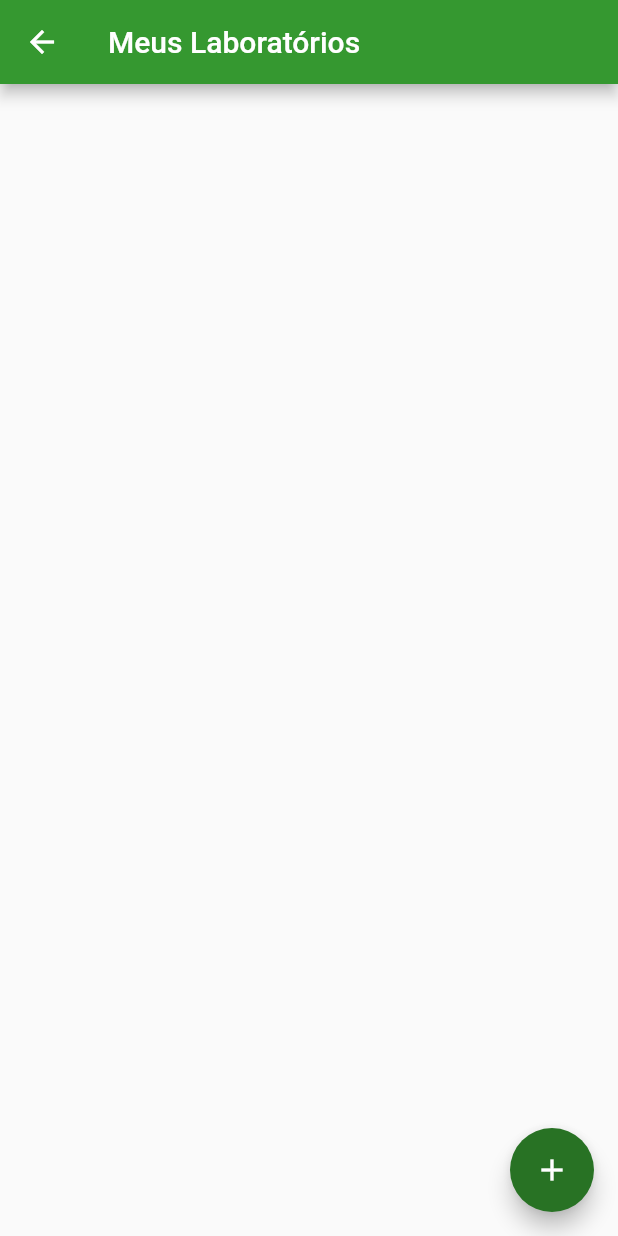
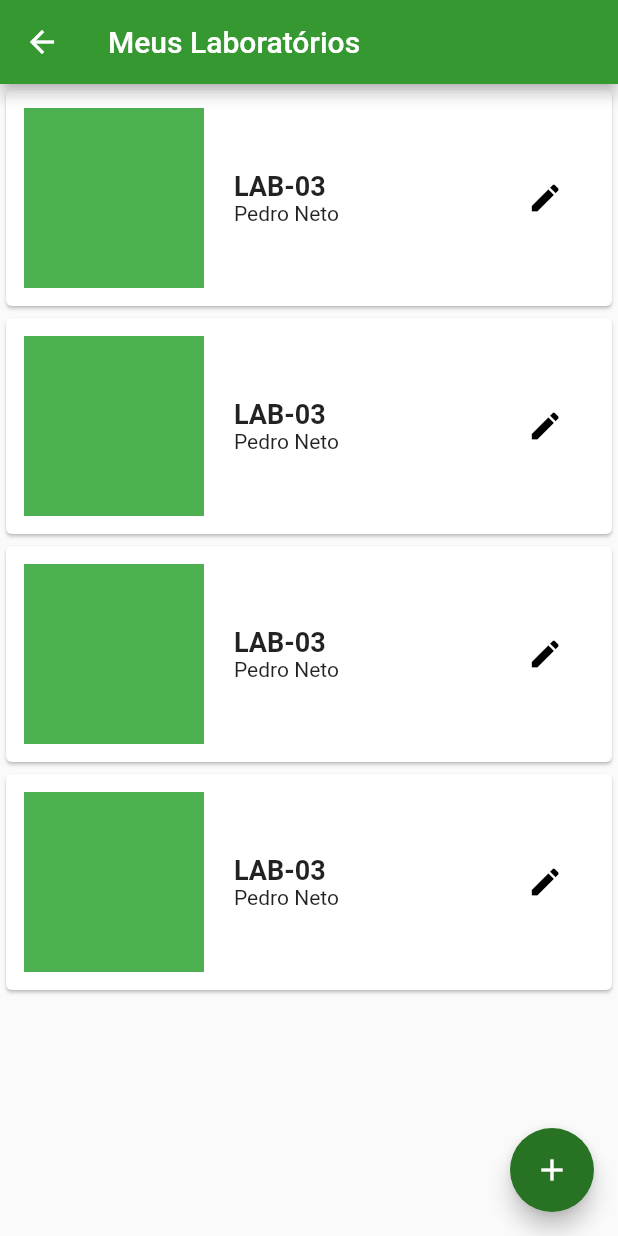
Before and after one commit to gustavo-silvalara/infolab-app, a Flutter app: the MeusLaboratorios screen opened by its route, on a phone screen of 412 x 824 dp. Run offline on Flutter 3.47's test engine with Material 2 defaults, Android fonts, the phone set to English and light mode, and no system bars; our stand-ins replace firebase_auth; accounts and stored records are empty.

Commit message:
tela de meus laboratorios

```diff
--- a/lib/RouteGenerator.dart
+++ b/lib/RouteGenerator.dart
@@ -3,6 +3,7 @@ import 'package:flutter/material.dart';
 import 'package:infolab_app/views/Laboratorios.dart';
 import 'package:infolab_app/views/Login.dart';
 import 'package:infolab_app/views/MeusLaboratorios.dart';
+import 'package:infolab_app/views/NovoLaboratorio.dart';
 
 class RouteGenerator {
   static Route<dynamic> generateRoute(RouteSettings settings) {
@@ -20,6 +21,10 @@ class RouteGenerator {
       case '/meus-laboratorios':
         return MaterialPageRoute(
           builder: (_) => MeusLaboratorios(),
+        );
+      case '/novo-laboratorio':
+        return MaterialPageRoute(
+          builder: (_) => NovoLaboratorio(),
         );
       default:
         _erroRota();
--- a/lib/views/Login.dart
+++ b/lib/views/Login.dart
@@ -1,7 +1,7 @@
 import 'package:flutter/material.dart';
 import 'package:infolab_app/models/Usuario.dart';
-import 'package:infolab_app/views/CustomInput.dart';
 import 'package:firebase_auth/firebase_auth.dart';
+import 'package:infolab_app/views/widgets/CustomInput.dart';
 
 class Login extends StatefulWidget {
   @override
--- a/lib/views/MeusLaboratorios.dart
+++ b/lib/views/MeusLaboratorios.dart
@@ -1,4 +1,5 @@
 import 'package:flutter/material.dart';
+import 'package:infolab_app/views/widgets/ItemLaboratorio.dart';
 
 class MeusLaboratorios extends StatefulWidget {
   @override
@@ -19,7 +20,12 @@ class _MeusLaboratoriosState extends State<MeusLaboratorios> {
           Navigator.pushNamed(context, '/novo-laboratorio');
         },
       ),
-      body: Container(),
+      body: ListView.builder(
+        itemCount: 4,
+        itemBuilder: (_, indice) {
+          return ItemLaboratorio();
+        },
+      ),
     );
   }
 }
--- a/lib/views/NovoLaboratorio.dart
+++ b/lib/views/NovoLaboratorio.dart
@@ -0,0 +1,17 @@
+import 'package:flutter/material.dart';
+
+class NovoLaboratorio extends StatefulWidget {
+  @override
+  _NovoLaboratorioState createState() => _NovoLaboratorioState();
+}
+
+class _NovoLaboratorioState extends State<NovoLaboratorio> {
+  @override
+  Widget build(BuildContext context) {
+    return Scaffold(
+      appBar: AppBar(
+        title: Text('Novo Labot'),
+      ),
+    );
+  }
+}
--- /dev/null
+++ b/lib/views/widgets/ItemLaboratorio.dart
@@ -0,0 +1,52 @@
+import 'package:flutter/material.dart';
+
+class ItemLaboratorio extends StatelessWidget {
+  @override
+  Widget build(BuildContext context) {
+    return GestureDetector(
+      onTap: () {},
+      child: Card(
+        child: Padding(
+          padding: EdgeInsets.all(12),
+          child: Row(
+            children: <Widget>[
+              SizedBox(
+                width: 120,
+                height: 120,
+                child: Container(
+                  color: Colors.green,
+                ),
+              ),
+              Expanded(
+                flex: 3,
+                child: Padding(
+                  padding: EdgeInsets.symmetric(horizontal: 20, vertical: 8),
+                  child: Column(
+                    crossAxisAlignment: CrossAxisAlignment.start,
+                    children: <Widget>[
+                      Text(
+                        'LAB-03',
+                        style: TextStyle(
+                            fontSize: 18, fontWeight: FontWeight.bold),
+                      ),
+                      Text('Pedro Neto'),
+                    ],
+                  ),
+                ),
+              ),
+              Expanded(
+                flex: 1,
+                child: FlatButton(
+                  color: Colors.white,
+                  padding: EdgeInsets.all(10),
+                  onPressed: () {},
+                  child: Icon(Icons.edit, color: Colors.black),
+                ),
+              ),
+            ],
+          ),
+        ),
+      ),
+    );
+  }
+}
```
Also changed, not shown: lib/views/widgets/CustomInput.dart (renamed from lib/views/CustomInput.dart).
